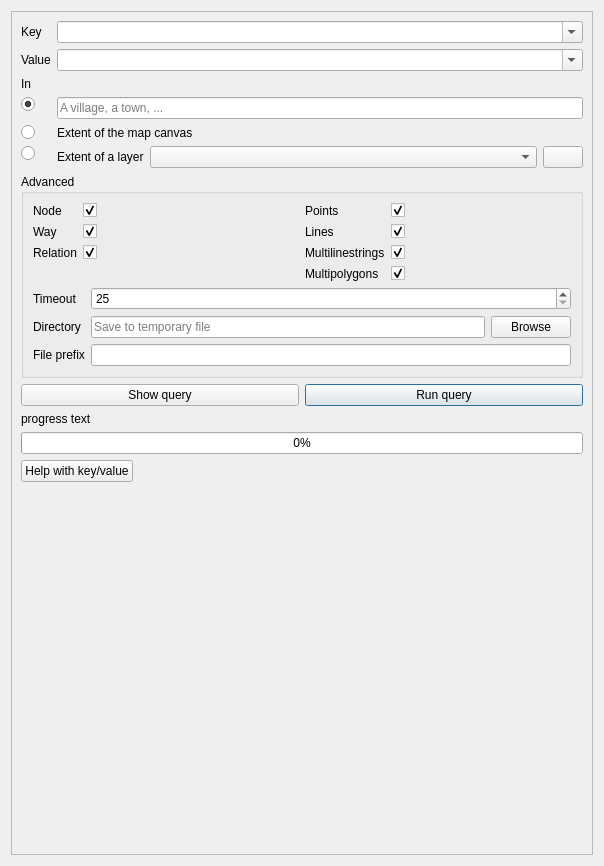
The window that ui/quick_query.ui (3liz/QuickOSM) describes before a commit, drawn with Qt 5.
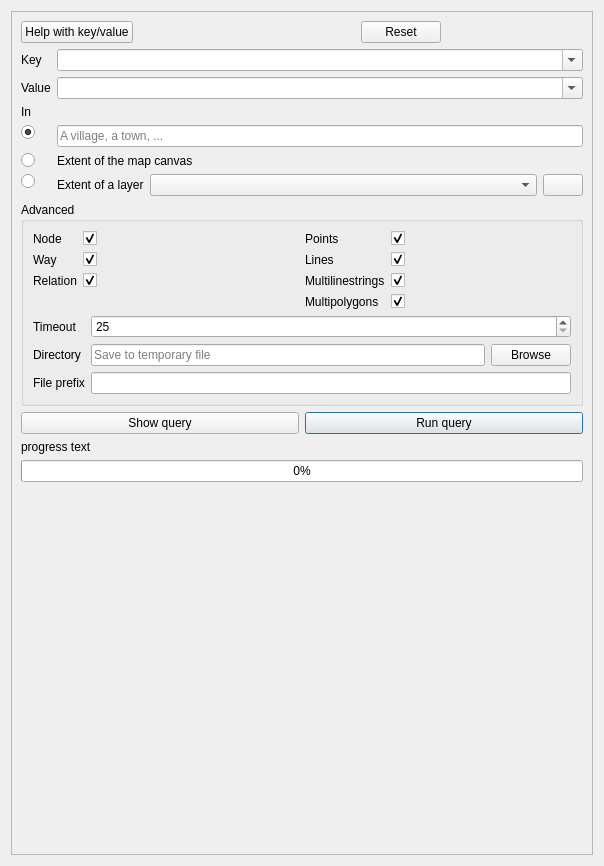
The same window after the commit. Icons and pictures are not drawn. Custom widgets are drawn as their Qt base class.

Commit message: add reset button in quickquery

```diff
--- a/ui/quick_query.ui
+++ b/ui/quick_query.ui
@@ -29,6 +29,37 @@
        </rect>
       </property>
       <layout class="QVBoxLayout" name="verticalLayout">
+       <item>
+        <layout class="QHBoxLayout" name="horizontalLayout_4">
+         <item>
+          <widget class="QPushButton" name="pushButton_mapFeatures">
+           <property name="text">
+            <string>Help with key/value</string>
+           </property>
+          </widget>
+         </item>
+         <item>
+          <spacer name="horizontalSpacer">
+           <property name="orientation">
+            <enum>Qt::Horizontal</enum>
+           </property>
+           <property name="sizeHint" stdset="0">
+            <size>
+             <width>40</width>
+             <height>20</height>
+            </size>
+           </property>
+          </spacer>
+         </item>
+         <item>
+          <widget class="QDialogButtonBox" name="buttonBox">
+           <property name="standardButtons">
+            <set>QDialogButtonBox::Reset</set>
+           </property>
+          </widget>
+         </item>
+        </layout>
+       </item>
        <item>
         <layout class="QFormLayout" name="formLayout">
          <property name="fieldGrowthPolicy">
@@ -411,30 +442,6 @@
          </property>
         </widget>
        </item>
-       <item>
-        <layout class="QHBoxLayout" name="horizontalLayout_4">
-         <item>
-          <widget class="QPushButton" name="pushButton_mapFeatures">
-           <property name="text">
-            <string>Help with key/value</string>
-           </property>
-          </widget>
-         </item>
-         <item>
-          <spacer name="horizontalSpacer">
-           <property name="orientation">
-            <enum>Qt::Horizontal</enum>
-           </property>
-           <property name="sizeHint" stdset="0">
-            <size>
-             <width>40</width>
-             <height>20</height>
-            </size>
-           </property>
-          </spacer>
-         </item>
-        </layout>
-       </item>
        <item>
         <spacer name="verticalSpacer">
          <property name="orientation">
```
Left out of the diff: 78 changed lines with no effect on the pictures. The commit also changes 2 other files.
